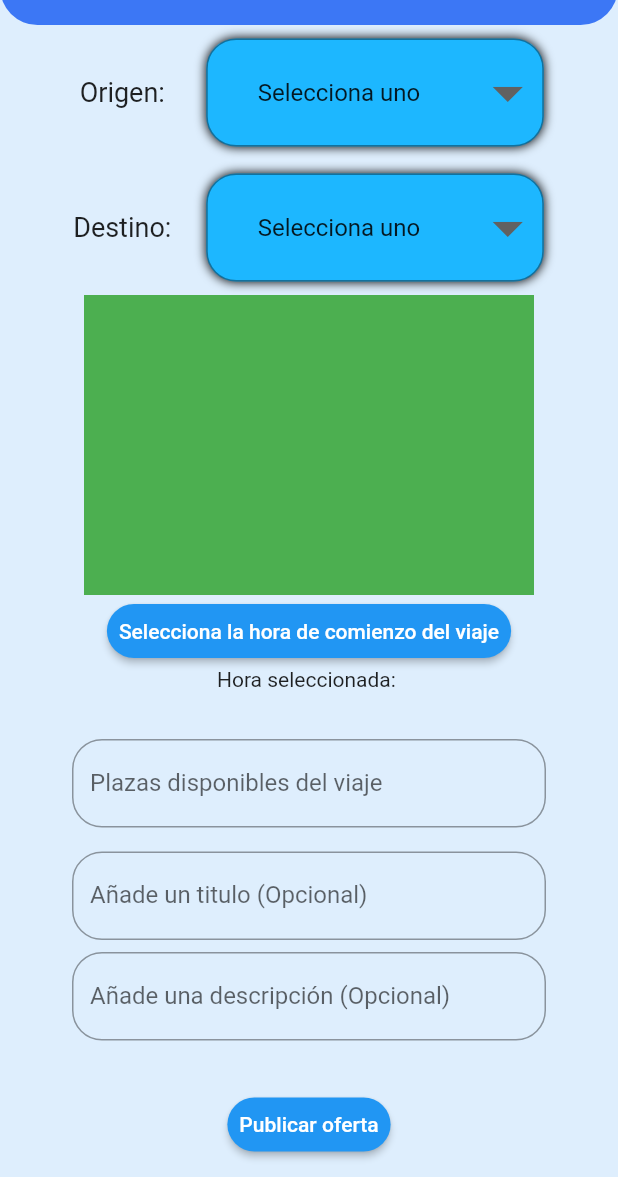
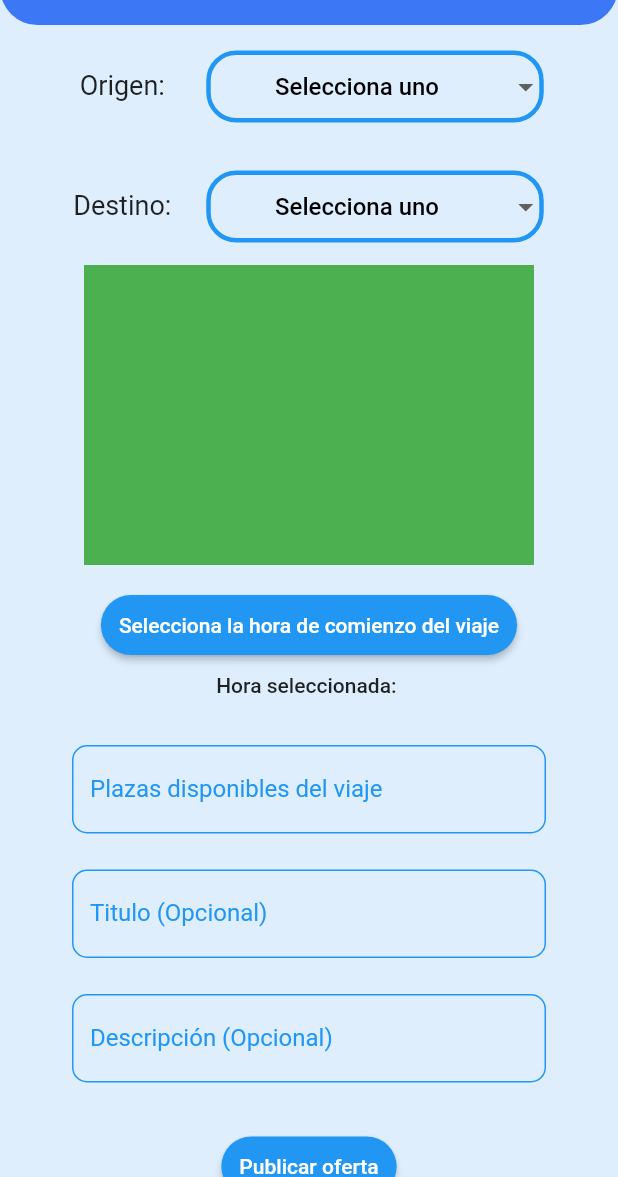
Before and after one commit to BryanVL/unicar, a Flutter app: the CrearOferta screen opened by its route, on a phone screen of 412 x 824 dp, the part 59-1236 px from its top. Run offline on Flutter 3.47's test engine with Material 2 defaults, Android fonts, the light colour scheme and no system bars; our stand-ins replace flutter_riverpod, riverpod_annotation, supabase_flutter; accounts and stored records are empty.

Commit message:
Cambios esteticos

```diff
--- a/lib/screens/crear_oferta_screen.dart
+++ b/lib/screens/crear_oferta_screen.dart
@@ -4,6 +4,7 @@ import 'package:flutter_riverpod/flutter_riverpod.dart';
 import 'package:unicar/providers/oferta_provider.dart';
 import 'package:unicar/widgets/buttons.dart';
 import 'package:unicar/models/oferta.dart';
+import 'package:unicar/widgets/textform.dart';
 
 import '../widgets/dropdown.dart';
 
@@ -76,9 +77,10 @@ class _CrearOfertaState extends ConsumerState<CrearOferta> {
               Row(
                 mainAxisAlignment: MainAxisAlignment.center,
                 children: [
-                  boton(
-                      paddingLeft: 8,
-                      paddingRight: 8,
+                  Padding(
+                    padding: const EdgeInsets.only(top: 16.0, bottom: 8),
+                    child: boton(
+                        paddingTodo: 12,
                         funcion: () async {
                           final TimeOfDay? picked_s = await showTimePicker(
                             context: context,
@@ -95,10 +97,16 @@ class _CrearOfertaState extends ConsumerState<CrearOferta> {
                           }
                         },
                         textoBoton: 'Selecciona la hora de comienzo del viaje'),
+                  ),
                 ],
               ),
 
-              Text('Hora seleccionada: $selectedTime'),
+              Text(
+                'Hora seleccionada: $selectedTime',
+                style: const TextStyle(
+                  fontWeight: FontWeight.w500,
+                ),
+              ),
               Padding(
                 padding: const EdgeInsets.only(
                   left: 48.0,
@@ -106,63 +114,48 @@ class _CrearOfertaState extends ConsumerState<CrearOferta> {
                   top: 32,
                   bottom: 8,
                 ),
-                child: TextFormField(
-                  controller: plazasController,
-                  keyboardType: TextInputType.number,
-                  inputFormatters: [FilteringTextInputFormatter.digitsOnly],
-                  validator: (value) {
+                child: MyTextForm(
+                  controlador: plazasController,
+                  label: 'Plazas disponibles del viaje',
+                  funcionValidacion: (value) {
                     return plazasController.text == '' ? 'Este campo no puede estar vacio' : null;
                   },
-                  decoration: const InputDecoration(
-                    border: OutlineInputBorder(
-                        borderRadius: BorderRadius.all(
-                      Radius.circular(20),
-                    )),
-                    labelText: 'Plazas disponibles del viaje',
-                  ),
+                  tipoInput: [FilteringTextInputFormatter.digitsOnly],
+                  tipoTeclado: TextInputType.number,
                 ),
               ),
               Padding(
                 padding: const EdgeInsets.only(
                   left: 48.0,
                   right: 48,
-                  top: 8,
+                  top: 16,
+                  bottom: 8,
                 ),
-                child: TextFormField(
-                  controller: tituloController,
-                  decoration: const InputDecoration(
-                    border: OutlineInputBorder(
-                        borderRadius: BorderRadius.all(
-                      Radius.circular(20),
-                    )),
-                    labelText: 'Añade un titulo (Opcional)',
-                    hintText: 'Escribe algún titulo',
-                  ),
+                child: MyTextForm(
+                  controlador: tituloController,
+                  label: 'Titulo (Opcional)',
+                  hint: 'Escribe un titulo',
+                  funcionValidacion: null,
                 ),
               ),
               Padding(
                 padding: const EdgeInsets.only(
                   left: 48.0,
                   right: 48,
-                  top: 8,
+                  top: 16,
                   bottom: 32,
                 ),
-                child: TextFormField(
-                  controller: descripcionController,
-                  decoration: const InputDecoration(
-                      border: OutlineInputBorder(
-                          borderRadius: BorderRadius.all(
-                        Radius.circular(20),
-                      )),
-                      labelText: 'Añade una descripción (Opcional)',
-                      hintText: 'Escribe algo para reconocerte'),
+                child: MyTextForm(
+                  controlador: descripcionController,
+                  label: 'Descripción (Opcional)',
+                  funcionValidacion: null,
+                  hint: 'Escribe algo para reconocerte',
                 ),
               ),
               Padding(
                 padding: const EdgeInsets.only(bottom: 32.0),
                 child: boton(
-                  paddingLeft: 8,
-                  paddingRight: 8,
+                  paddingTodo: 12,
                   funcion: () async {
                     if (dropdownValueDestino == dropdownValueOrigen) {
                       showDialog(
--- a/lib/screens/ver_viaje_screen.dart
+++ b/lib/screens/ver_viaje_screen.dart
@@ -16,7 +16,7 @@ class VerViajeScreen extends ConsumerWidget {
   final Oferta oferta;
   final estiloTexto = const TextStyle(
     fontSize: 20,
-    fontWeight: FontWeight.w400,
+    fontWeight: FontWeight.w500,
   );
 
   @override
--- a/lib/widgets/dropdown.dart
+++ b/lib/widgets/dropdown.dart
@@ -32,7 +32,7 @@ class _customDropdownState extends State<customDropdown> {
           child: Container(
             alignment: Alignment.center,
             width: 80,
-            height: 90,
+            height: 80,
             child: Text(
               widget.titulo,
               style: const TextStyle(
@@ -48,34 +48,35 @@ class _customDropdownState extends State<customDropdown> {
           ),
           child: Container(
             alignment: Alignment.bottomCenter,
+            height: 50,
             width: 225,
             child: DecoratedBox(
               decoration: BoxDecoration(
-                color: const Color.fromARGB(255, 29, 183, 255),
-                border: Border.all(color: Colors.black38, width: 1),
+                color: Colors.transparent, //const Color.fromARGB(255, 29, 183, 255),
+                border: Border.all(color: Colors.blue, width: 3),
                 borderRadius: BorderRadius.circular(20),
+
                 boxShadow: const [
                   BoxShadow(
-                    color: Colors.black,
+                    color: Colors.transparent,
                     blurRadius: 5,
                   )
                 ],
               ),
               child: DropdownButtonFormField(
                   key: widget.key,
-                  validator: (value) {
-                    if (dropdownValue == 'Selecciona uno') {
-                      return 'Debes seleccionar un origen y destino';
-                    }
-                    return null;
-                  },
+                  style: const TextStyle(
+                    color: Colors.black,
+                    fontSize: 16,
+                    fontWeight: FontWeight.w500,
+                  ),
                   decoration: const InputDecoration(
                     border: InputBorder.none,
                   ),
-                  iconSize: 48,
+                  iconSize: 24,
                   borderRadius: const BorderRadius.all(Radius.circular(20)),
                   autofocus: true,
-                  dropdownColor: const Color.fromARGB(255, 167, 209, 236),
+                  dropdownColor: Color.fromARGB(255, 80, 171, 228),
                   isExpanded: true,
                   alignment: Alignment.center,
                   value: dropdownValue,
--- /dev/null
+++ b/lib/widgets/textform.dart
@@ -0,0 +1,60 @@
+import 'package:flutter/material.dart';
+import 'package:flutter/services.dart';
+
+class MyTextForm extends StatelessWidget {
+  const MyTextForm({
+    super.key,
+    required this.controlador,
+    required this.label,
+    required this.funcionValidacion,
+    this.tipoInput,
+    this.tipoTeclado,
+    this.hint,
+  });
+  final TextEditingController controlador;
+  final String label;
+  final String? hint;
+  final String? Function(String?)? funcionValidacion;
+  final List<TextInputFormatter>? tipoInput;
+  final TextInputType? tipoTeclado;
+
+  @override
+  Widget build(BuildContext context) {
+    return TextFormField(
+      controller: controlador,
+      keyboardType: tipoTeclado,
+      inputFormatters: tipoInput,
+      validator: funcionValidacion,
+      decoration: InputDecoration(
+        focusedBorder: const OutlineInputBorder(
+          borderRadius: BorderRadius.all(
+            Radius.circular(20),
+          ),
+          borderSide: BorderSide(color: Colors.blue, width: 3),
+        ),
+        errorStyle: const TextStyle(color: Colors.red),
+        focusedErrorBorder: const OutlineInputBorder(
+          borderRadius: BorderRadius.all(
+            Radius.circular(20),
+          ),
+          borderSide: BorderSide(color: Colors.red, width: 3),
+        ),
+        errorBorder: const OutlineInputBorder(
+          borderRadius: BorderRadius.all(
+            Radius.circular(10),
+          ),
+          borderSide: BorderSide(color: Colors.red, width: 1),
+        ),
+        enabledBorder: const OutlineInputBorder(
+          borderRadius: BorderRadius.all(
+            Radius.circular(10),
+          ),
+          borderSide: BorderSide(color: Colors.blue, width: 1),
+        ),
+        hintText: hint,
+        labelText: label,
+        labelStyle: const TextStyle(color: Colors.blue),
+      ),
+    );
+  }
+}
```
Also changed, not shown: lib/providers/oferta_provider.dart (+22 -14 lines), lib/screens/filtrar_screen.dart (+25 -7 lines), lib/widgets/tarjeta_viaje.dart (+9 -9 lines). Lines whose indentation alone changed are shown as unchanged.
